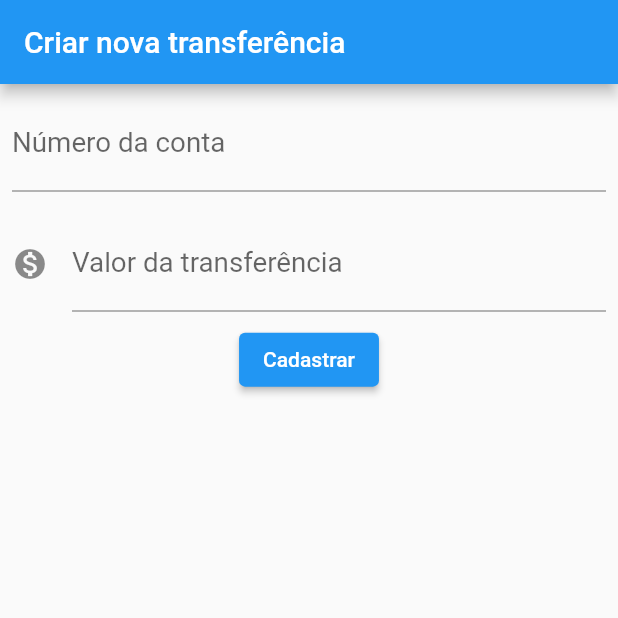
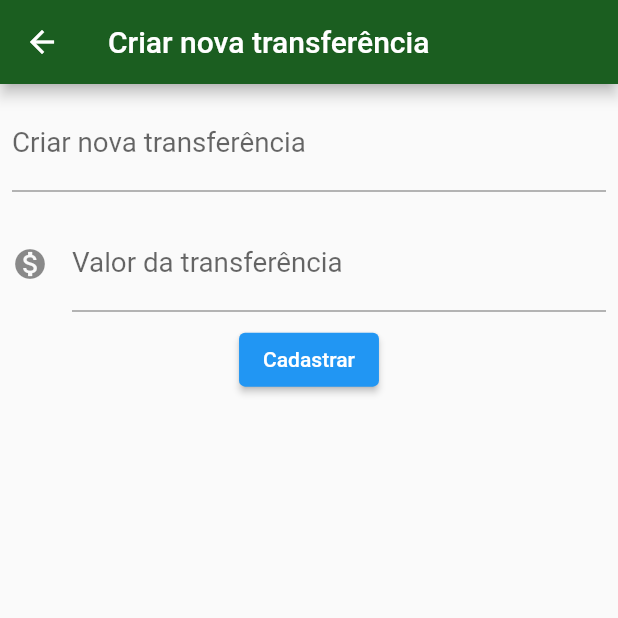
Before and after one commit to otonielduarte/flutter-app-bytebank, a Flutter app: the FormTransfer screen opened directly, after a tap on "Cadastrar", on a phone screen of 412 x 824 dp, the top half of it. Run offline on Flutter 3.47's test engine with Material 2 defaults, Android fonts, the phone set to English and light mode, and no system bars.

Commit message:
finish first-app-training

```diff
--- /dev/null
+++ b/lib/components/custom_input.dart
@@ -0,0 +1,29 @@
+import 'package:flutter/material.dart';
+
+class CustomInput extends StatelessWidget {
+  final IconData icon;
+  final TextEditingController textController;
+  final String label;
+  final String placeholder;
+
+  CustomInput({this.textController, this.label, this.placeholder, this.icon});
+
+  @override
+  Widget build(BuildContext context) {
+    return Padding(
+      padding: const EdgeInsets.all(8.0),
+      child: TextField(
+        controller: textController,
+        style: TextStyle(
+          fontSize: 18.5,
+        ),
+        decoration: InputDecoration(
+          icon: icon != null ? Icon(icon) : null,
+          labelText: label,
+          hintText: placeholder,
+        ),
+        keyboardType: TextInputType.number,
+      ),
+    );
+  }
+}
--- a/lib/main.dart
+++ b/lib/main.dart
@@ -1,128 +1,21 @@
+import 'package:bytebank/screens/transfers/list.dart';
 import 'package:flutter/material.dart';
 
-void main() {
-  runApp(ByteBankApp());
-}
+void main() => runApp(ByteBankApp());
 
 class ByteBankApp extends StatelessWidget {
   @override
   Widget build(BuildContext context) {
     return MaterialApp(
-      home: Scaffold(
-        body: FormTransfer(),
+      theme: ThemeData(
+        primaryColor: Colors.green[900],
+        accentColor: Colors.blueAccent[700],
+        buttonTheme: ButtonThemeData(
+          buttonColor: Colors.blueAccent[700],
+          textTheme: ButtonTextTheme.primary
+        )
       ),
+      home: TransferList(),
     );
   }
 }
-
-class FormTransfer extends StatelessWidget {
-  final TextEditingController _accountController = TextEditingController();
-  final TextEditingController _valueController = TextEditingController();
-
-  @override
-  Widget build(BuildContext context) {
-    return Scaffold(
-      appBar: AppBar(
-        title: Text('Criar nova transferência'),
-      ),
-      body: Column(
-        children: <Widget>[
-          CustomTextField(_accountController, 'Número da conta', '0000', null),
-          CustomTextField(_valueController, 'Valor da transferência', '00.00', Icons.monetization_on),
-          ElevatedButton(
-            child: Text('Cadastrar'),
-            onPressed: () {
-              final accountNumber = int.tryParse(_accountController.text);
-              final value = double.tryParse(_valueController.text);
-              if (accountNumber != null && value != null) {
-                final t = Transfer(value, accountNumber);
-                debugPrint(t.toString());
-              }
-            },
-          )
-        ],
-      ),
-    );
-  }
-}
-
-class CustomTextField extends StatelessWidget {
-  final IconData icon;
-  final TextEditingController textController;
-  final String label;
-  final String placeholder;
-
-  CustomTextField(this.textController, this.label, this.placeholder, this.icon);
-
-  @override
-  Widget build(BuildContext context) {
-    return Padding(
-      padding: const EdgeInsets.all(8.0),
-      child: TextField(
-        controller: textController,
-        style: TextStyle(
-          fontSize: 18.5,
-        ),
-        decoration: InputDecoration(
-          icon: icon != null ? Icon(icon) : null,
-          labelText: label,
-          hintText: placeholder,
-        ),
-        keyboardType: TextInputType.number,
-      ),
-    );
-  }
-}
-
-class TransferList extends StatelessWidget {
-  @override
-  Widget build(BuildContext context) {
-    return Scaffold(
-      appBar: AppBar(
-        title: Text('Transferências'),
-      ),
-      body: Column(
-        children: [
-          CardItem(Transfer(200.00, 123456)),
-          CardItem(Transfer(300.00, 321654)),
-          CardItem(Transfer(400.00, 654321)),
-        ],
-      ),
-      floatingActionButton: FloatingActionButton(
-        onPressed: () {
-          print('oi');
-        },
-        child: Icon(Icons.add),
-      ),
-    );
-  }
-}
-
-class CardItem extends StatelessWidget {
-  final Transfer _transfer;
-
-  CardItem(this._transfer);
-
-  @override
-  Widget build(BuildContext context) {
-    return Card(
-      child: ListTile(
-        leading: Icon(Icons.monetization_on),
-        title: Text(this._transfer.value.toString()),
-        subtitle: Text(this._transfer.accountNumber.toString()),
-      ),
-    );
-  }
-}
-
-class Transfer {
-  final double value;
-  final int accountNumber;
-
-  Transfer(this.value, this.accountNumber);
-
-  @override
-  String toString() {
-    return 'Transfer ({ value: $value, account: $accountNumber })';
-  }
-}
--- /dev/null
+++ b/lib/models/transfer.dart
@@ -0,0 +1,12 @@
+
+class Transfer {
+  final double value;
+  final int accountNumber;
+
+  Transfer({this.value, this.accountNumber});
+
+  @override
+  String toString() {
+    return 'Transfer ({ value: $value, account: $accountNumber })';
+  }
+}
--- /dev/null
+++ b/lib/screens/transfers/form.dart
@@ -0,0 +1,61 @@
+import 'package:bytebank/components/custom_input.dart';
+import 'package:bytebank/models/transfer.dart';
+import 'package:flutter/material.dart';
+
+const _titleAppBar = "Criar nova transferência";
+const _labelAccount = "Criar nova transferência";
+const _labelValue = "Valor da transferência";
+const _placeHolderAccount = "0000";
+const _placeHolderValue = "00.00";
+const _btnText = "Cadastrar";
+
+class FormTransfer extends StatefulWidget {
+  @override
+  State<StatefulWidget> createState() {
+    return FormTransferState();
+  }
+}
+
+class FormTransferState extends State<FormTransfer> {
+  final TextEditingController _accountController = TextEditingController();
+  final TextEditingController _valueController = TextEditingController();
+
+  @override
+  Widget build(BuildContext context) {
+    return Scaffold(
+      appBar: AppBar(
+        title: Text(_titleAppBar),
+      ),
+      body: SingleChildScrollView(
+        child: Column(
+          children: <Widget>[
+            CustomInput(
+              textController: _accountController,
+              label: _labelAccount,
+              placeholder: _placeHolderAccount,
+            ),
+            CustomInput(
+              textController: _valueController,
+              label: _labelValue,
+              placeholder: _placeHolderValue,
+              icon: Icons.monetization_on,
+            ),
+            ElevatedButton(
+              child: Text(_btnText),
+              onPressed: () => _handlePress(context),
+            )
+          ],
+        ),
+      ),
+    );
+  }
+
+  void _handlePress(context) {
+    final accountNumber = int.tryParse(_accountController.text);
+    final value = double.tryParse(_valueController.text);
+    if (accountNumber != null && value != null) {
+      final transfer = Transfer(value: value, accountNumber: accountNumber);
+      Navigator.pop(context, transfer);
+    }
+  }
+}
```
Also changed, not shown: lib/screens/transfers/list.dart (added, +65 -0 lines).
